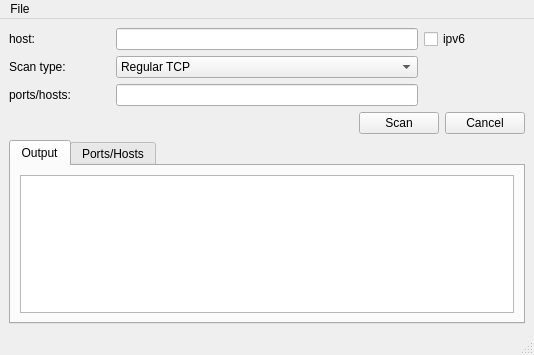
This is src/gui/mainwindow.ui in Agamenon-sama/Cataract as Qt 5 draws it before an edit. The edited form follows.
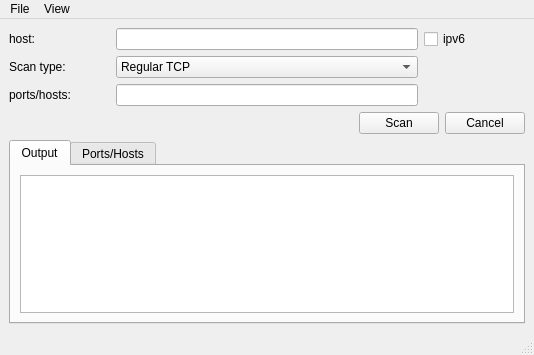
This is the edited form.

Commit message: Started implementing the new style

Patch:
```diff
--- a/src/gui/mainwindow.ui
+++ b/src/gui/mainwindow.ui
@@ -13,6 +13,9 @@
   <property name="windowTitle">
    <string>MainWindow</string>
   </property>
+  <property name="styleSheet">
+   <string notr="true"/>
+  </property>
   <widget class="QWidget" name="centralwidget">
    <layout class="QVBoxLayout" name="verticalLayout">
     <item>
@@ -144,7 +147,21 @@
     <addaction name="separator"/>
     <addaction name="actionExit"/>
    </widget>
+   <widget class="QMenu" name="menuView">
+    <property name="title">
+     <string>View</string>
+    </property>
+    <widget class="QMenu" name="menuStyle">
+     <property name="title">
+      <string>Styles</string>
+     </property>
+     <addaction name="actionNative"/>
+     <addaction name="actionDark"/>
+    </widget>
+    <addaction name="menuStyle"/>
+   </widget>
    <addaction name="menuFile"/>
+   <addaction name="menuView"/>
   </widget>
   <widget class="QStatusBar" name="statusbar"/>
   <action name="actionNew">
```
Left out of the diff: 19 changed lines with no effect on the pictures. The commit also changes 7 other files.
